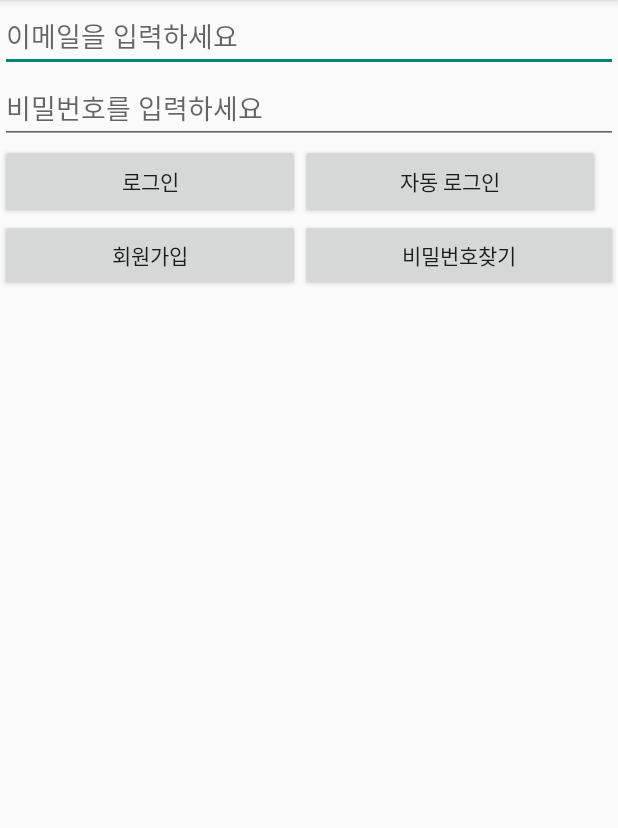
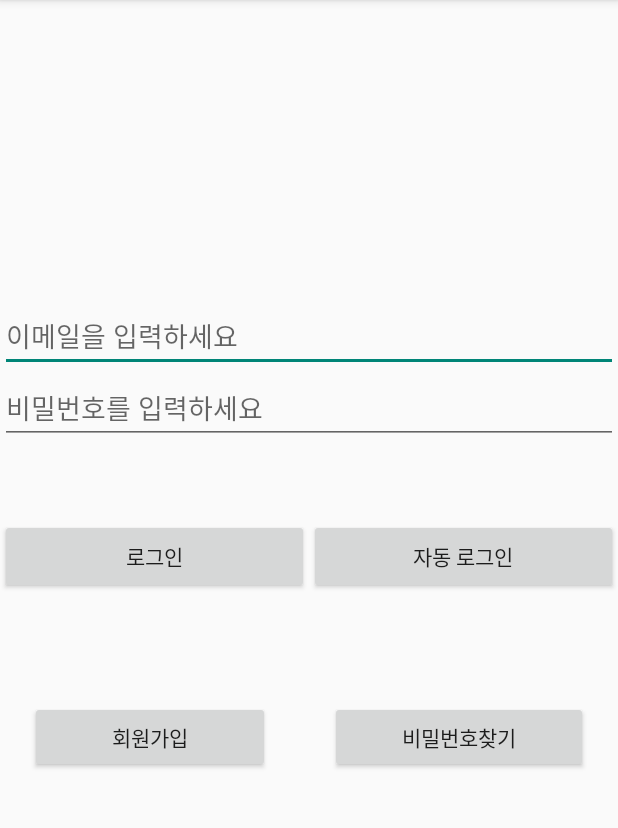
Before and after one commit to hwido/football, an Android app: the screen it shows after launch (MainActivity), on a phone screen of 412 x 824 dp, the part 84-912 px from its top. Run offline under Robolectric (Android 15) with nearby library versions, the phone set to English and light mode, and no system bars.

Commit message:
login page

```diff
--- a/app/src/main/res/layout/activity_main.xml
+++ b/app/src/main/res/layout/activity_main.xml
@@ -12,7 +12,8 @@
         android:id="@+id/emailArea"
         android:hint="이메일을 입력하세요"
         android:layout_width="match_parent"
-        android:layout_height="wrap_content"/>
+        android:layout_height="wrap_content"
+        android:layout_marginTop="200dp"/>
 
     <EditText
         android:id="@+id/passwordArea"
@@ -21,21 +22,23 @@
         android:layout_height="wrap_content"/>
 
     <LinearLayout
-        android:layout_width="400dp"
-        android:layout_height="50dp"
+        android:layout_width="match_parent"
+        android:layout_height="151dp"
         android:weightSum="2">
 
         <Button
             android:id="@+id/loginBtn"
-            android:layout_width="40dp"
+            android:layout_width="200dp"
             android:layout_height="50dp"
+            android:layout_marginTop="50dp"
             android:layout_weight="1"
             android:text="로그인" />
 
         <Button
             android:id="@+id/autoLoginBtn"
-            android:layout_width="40dp"
+            android:layout_width="200dp"
             android:layout_height="50dp"
+            android:layout_marginTop="50dp"
             android:layout_weight="1"
             android:text="자동 로그인" />
 
@@ -43,13 +46,14 @@
 
     <LinearLayout
         android:layout_width="match_parent"
-        android:layout_height="200dp"
+        android:layout_height="wrap_content"
         android:weightSum="2">
 
         <Button
             android:id="@+id/joinBtn"
             android:layout_width="wrap_content"
             android:layout_height="wrap_content"
+            android:layout_margin="20dp"
             android:layout_weight="1"
             android:text="회원가입" />
 
@@ -57,6 +61,7 @@
             android:id="@+id/findPasswordBtn"
             android:layout_width="wrap_content"
             android:layout_height="wrap_content"
+            android:layout_margin="20dp"
             android:layout_weight="1"
             android:text="비밀번호찾기" />
     </LinearLayout>
```
